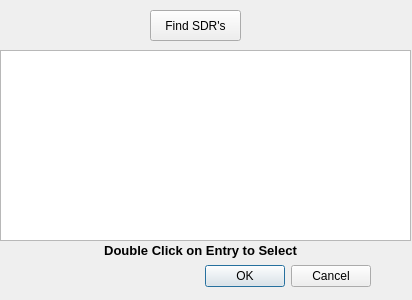
rafael2k/CuteSDR, file gui/sdrdiscoverdlg.ui: the form before one commit.
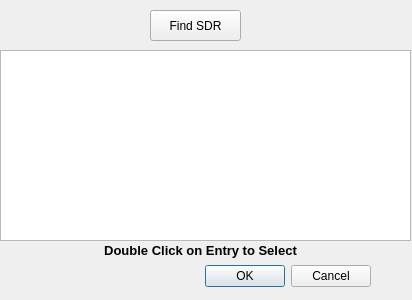
The form after the commit.

```diff
--- a/gui/sdrdiscoverdlg.ui
+++ b/gui/sdrdiscoverdlg.ui
@@ -63,7 +63,7 @@
     <string>Press to Find all SDR's on Network</string>
    </property>
    <property name="text">
-    <string>Find SDR's</string>
+    <string>Find SDR</string>
    </property>
   </widget>
   <widget class="QLabel" name="label">
```
